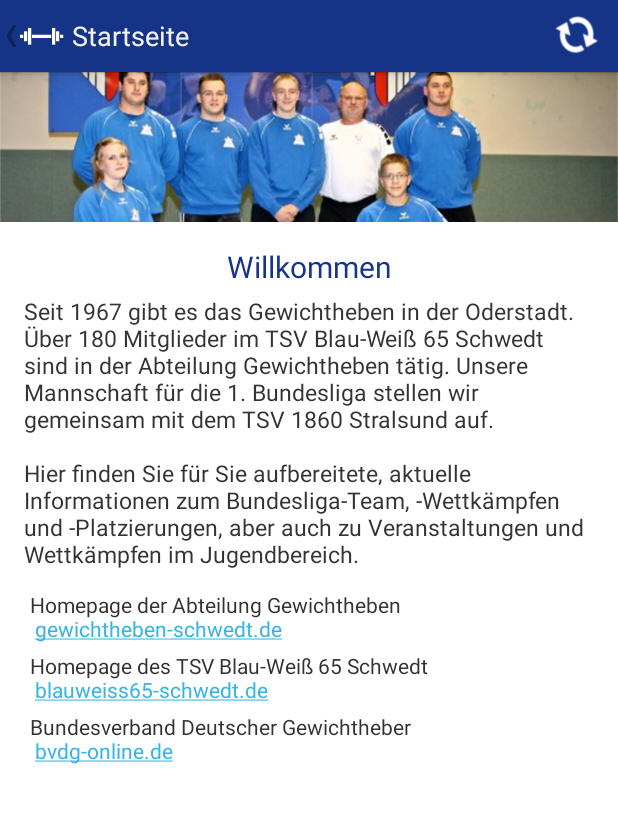
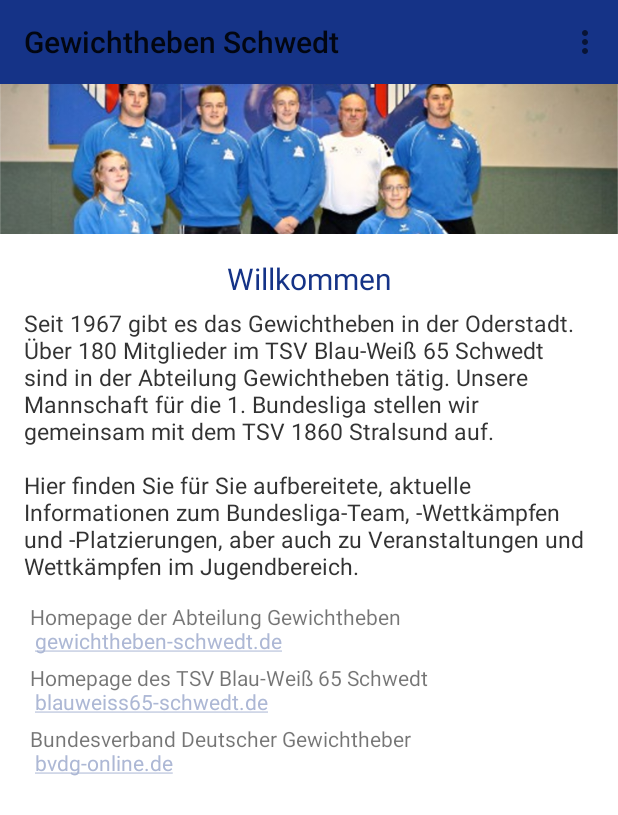
Before and after one commit to WGierke/weightlifting_schwedt, an Android app: the MainActivity screen opened directly, with no data from a screen before it, on a phone screen of 412 x 824 dp. Shown: the top 815 px of the screen. Run offline under Robolectric (Android 15) with nearby library versions, the phone set to English and light mode, and no system bars; libraries missing offline, so code that uses them is left out: com.nostra13.universalimageloader; 2 statements that could not run were skipped.

Commit message:
added rudimentary Material design

```diff
--- a/app/src/main/AndroidManifest.xml
+++ b/app/src/main/AndroidManifest.xml
@@ -21,7 +21,7 @@
         android:allowBackup="true"
         android:icon="@drawable/ic_launcher"
         android:label="@string/app_name"
-        android:theme="@style/AppTheme"
+        android:theme="@style/MyMaterialTheme"
         android:name="de.schwedt.weightlifting.app.WeightliftingApp">
 
         <meta-data android:name="com.google.android.gms.version"
--- a/app/src/main/java/de/schwedt/weightlifting/app/MainActivity.java
+++ b/app/src/main/java/de/schwedt/weightlifting/app/MainActivity.java
@@ -10,6 +10,7 @@
 import android.support.v4.app.FragmentManager;
 import android.support.v4.app.FragmentTransaction;
 import android.support.v4.widget.DrawerLayout;
+import android.support.v7.app.ActionBarActivity;
 import android.util.Log;
 import android.view.Menu;
 import android.view.MenuItem;
@@ -17,6 +18,10 @@
 import android.view.Window;
 import android.widget.AdapterView;
 import android.widget.ListView;
+import android.support.v7.app.AppCompatActivity;
+import android.support.v7.widget.Toolbar;
+import android.view.Menu;
+import android.view.MenuItem;
 
 import java.util.ArrayList;
 
@@ -29,7 +34,7 @@
 import de.schwedt.weightlifting.app.news.News;
 import de.schwedt.weightlifting.app.service.RegistrationIntentService;
 
-public class MainActivity extends FragmentActivity {
+public class MainActivity extends AppCompatActivity {
 
     public static final int FRAGMENT_HOME = 0;
     public static final int FRAGMENT_NEWS = 1;
@@ -43,10 +48,9 @@
     private WeightliftingApp app;
     private DrawerLayout mDrawerLayout;
     private ListView mDrawerList;
+    private Toolbar mToolbar;
     private ActionBarDrawerToggle mDrawerToggle;
-    // nav drawer title
     private CharSequence mDrawerTitle;
-    // used to store app title
     private CharSequence mTitle;
 
     @Override
@@ -57,7 +61,10 @@
         super.onCreate(savedInstanceState);
         setContentView(R.layout.activity_main);
 
-        setProgressBarIndeterminateVisibility(false);
+        mToolbar = (Toolbar) findViewById(R.id.toolbar);
+
+        setSupportActionBar(mToolbar);
+        Log.d(WeightliftingApp.TAG, mToolbar.isShown() + "");
 
         app = (WeightliftingApp) getApplicationContext();
         app.setActivity(this);
@@ -112,8 +119,8 @@
         mDrawerList.setAdapter(adapter);
 
         // enabling action bar app icon and behaving it as toggle button
-        getActionBar().setDisplayHomeAsUpEnabled(true);
-        getActionBar().setHomeButtonEnabled(true);
+//        getActionBar().setDisplayHomeAsUpEnabled(true);
+ //       getActionBar().setHomeButtonEnabled(true);
 
         mDrawerToggle = new ActionBarDrawerToggle(this, mDrawerLayout,
                 R.drawable.ic_drawer, //nav toggle icon
@@ -121,13 +128,13 @@
                 R.string.app_name // nav drawer close - description for accessibility
         ) {
             public void onDrawerClosed(View view) {
-                getActionBar().setTitle(mTitle);
+                //getActionBar().setTitle(mTitle);
                 // calling onPrepareOptionsMenu() to show action bar icons
                 invalidateOptionsMenu();
             }
 
             public void onDrawerOpened(View drawerView) {
-                getActionBar().setTitle(mDrawerTitle);
+                //getActionBar().setTitle(mDrawerTitle);
                 // calling onPrepareOptionsMenu() to hide action bar icons
                 invalidateOptionsMenu();
             }
@@ -304,7 +311,7 @@
     @Override
     public void setTitle(CharSequence title) {
         mTitle = title;
-        getActionBar().setTitle(mTitle);
+//        getActionBar().setTitle(mTitle);
     }
 
     /**
--- a/app/src/main/res/layout/activity_main.xml
+++ b/app/src/main/res/layout/activity_main.xml
@@ -2,13 +2,28 @@
     android:id="@+id/drawer_layout"
     android:layout_width="match_parent"
     android:layout_height="match_parent">
+
+    <LinearLayout
+        android:layout_width="match_parent"
+        android:layout_height="match_parent"
+        android:orientation="vertical">
+
+    <android.support.v7.widget.Toolbar
+        android:id="@+id/toolbar"
+        layout="@layout/toolbar"
+        android:layout_height="wrap_content"
+        android:layout_width="match_parent"
+        android:minHeight="?attr/actionBarSize"
+        android:background="?attr/colorPrimary" />
 
     <!-- Framelayout to display Fragments -->
     <FrameLayout
         android:id="@+id/frame_container"
         android:layout_width="match_parent"
         android:layout_height="match_parent"
-        android:background="@color/list_background"/>
+        android:background="@color/list_background" />
+
+    </LinearLayout>
 
     <!-- Listview to display slider -->
     <ListView
--- a/app/src/main/res/values/color.xml
+++ b/app/src/main/res/values/color.xml
@@ -22,4 +22,12 @@
     <!-- Galleries -->
     <color name="white">#ffffff</color>
 
+    <!--<color name="colorPrimary">#125688</color>-->
+    <color name="colorPrimary">@color/tsv_blue</color>
+    <color name="colorPrimaryDark">@color/tsv_blue</color>
+    <color name="textColorPrimary">#FFFFFF</color>
+    <color name="windowBackground">#FFFFFF</color>
+    <color name="navigationBarColor">@color/white</color>
+    <color name="colorAccent">@color/tsv_light_blue</color>
+
 </resources>
--- a/app/src/main/res/values/styles.xml
+++ b/app/src/main/res/values/styles.xml
@@ -1,4 +1,15 @@
 <resources>
+
+    <style name="MyMaterialTheme" parent="MyMaterialTheme.Base">
+    </style>
+
+    <style name="MyMaterialTheme.Base" parent="Theme.AppCompat.Light">
+        <item name="windowNoTitle">true</item>
+        <item name="windowActionBar">false</item>
+        <item name="colorPrimary">@color/colorPrimary</item>
+        <item name="colorPrimaryDark">@color/colorPrimaryDark</item>
+        <item name="colorAccent">@color/colorAccent</item>
+    </style>
 
     <!-- Base application theme. -->
     <style name="AppTheme" parent="android:Theme.Holo.Light">
```
Also changed, not shown: app/build.gradle (+5 -3 lines), app/src/main/res/layout/toolbar.xml (added, +10 -0 lines).
